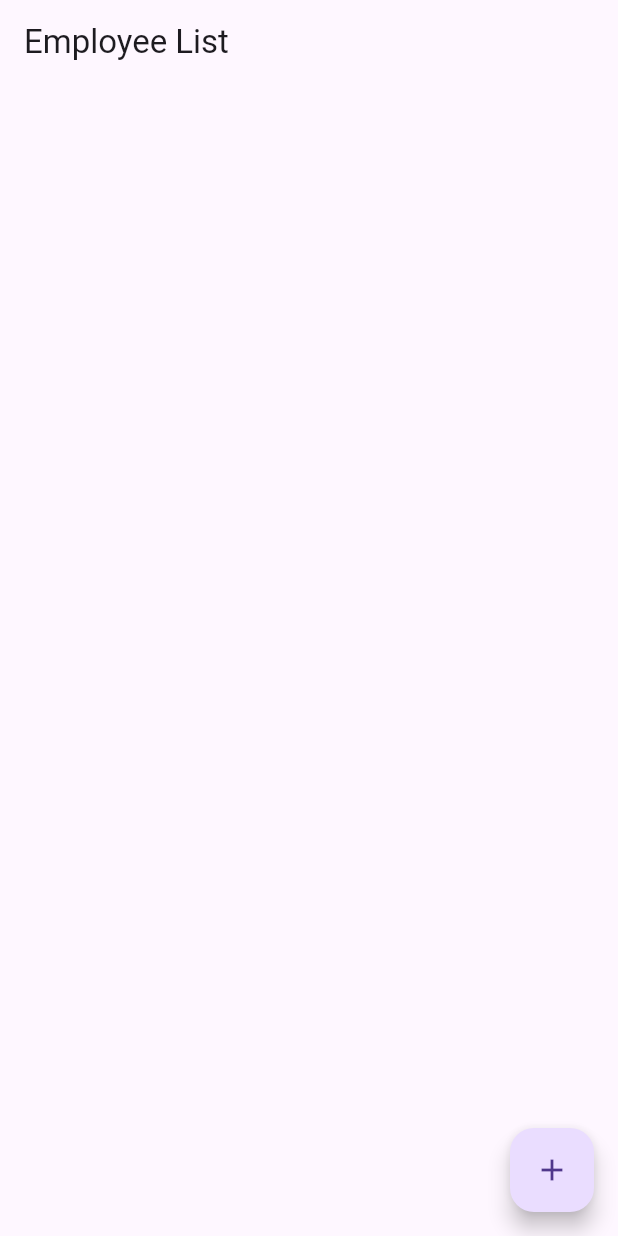
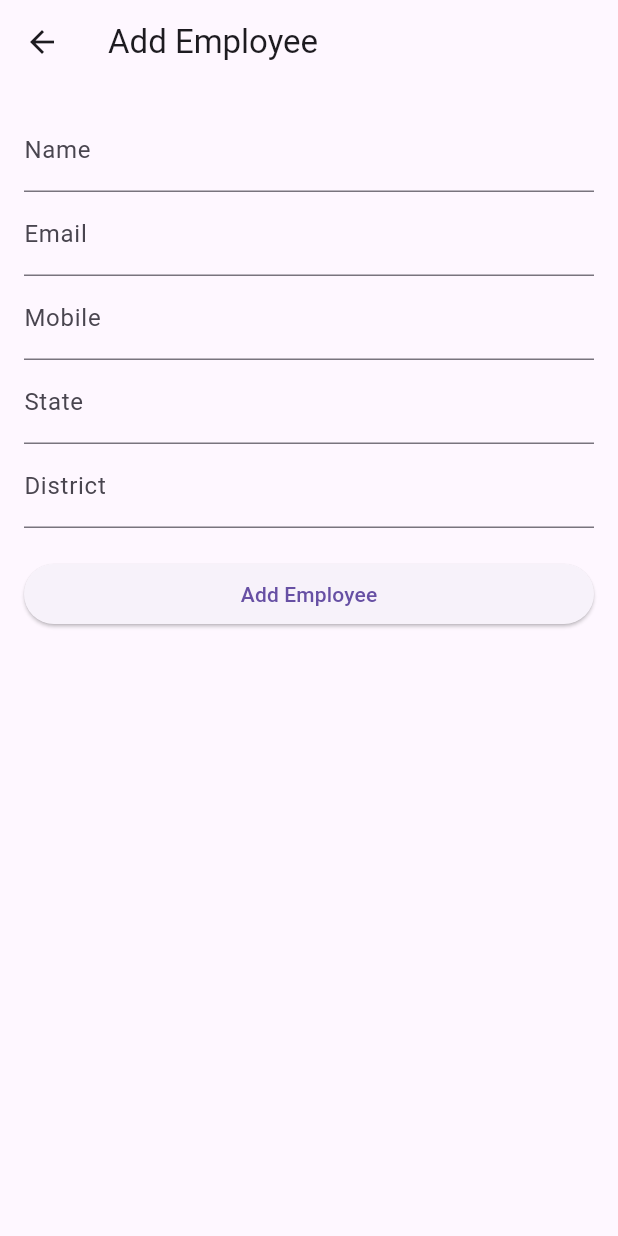
Before and after one commit to abhizzzeeet/EmployeeManagementAssignment, a Flutter app: the screen it shows after launch, after a tap on the "add" icon, on a phone screen of 412 x 824 dp. Run offline on Flutter 3.47's test engine with Material 3 defaults, Android fonts, the phone set to English and light mode, and no system bars; network calls fail.

Commit message:
edit details implemented

```diff
--- a/lib/main.dart
+++ b/lib/main.dart
@@ -1,6 +1,9 @@
+import 'package:employee_management/views/add_edit_employee_screen.dart';
+
 import 'package:flutter/material.dart';
 import 'package:provider/provider.dart';
 import 'viewmodels/employee_view_model.dart';
+import 'views/employee_details_screen.dart';
 import 'views/employee_list_screen.dart';
 // import 'views/add_edit_employee_screen.dart';
 // import 'views/employee_details_screen.dart';
@@ -22,8 +25,8 @@ class MyApp extends StatelessWidget {
         initialRoute: '/',
         routes: {
           '/': (context) => EmployeeListScreen(),
-          // '/add': (context) => AddEditEmployeeScreen(),
-          // '/edit': (context) => AddEditEmployeeScreen(),
+          '/add': (context) => AddEditEmployeeScreen(),
+          '/edit': (context) => AddEditEmployeeScreen(),
           // '/details': (context) => EmployeeDetailsScreen(),
         },
       ),
--- a/lib/models/employee.dart
+++ b/lib/models/employee.dart
@@ -3,29 +3,51 @@ class Employee {
   final String name;
   final String email;
   final String avatar;
+  final String mobile;
+  final String country;
+  final String state;
+  final String district;
+  final DateTime? createdAt;
 
   Employee({
     required this.id,
     required this.name,
     required this.email,
     required this.avatar,
+    required this.mobile,
+    required this.country,
+    required this.state,
+    required this.district,
+    this.createdAt,
   });
 
+  // Factory constructor to create Employee object from JSON
   factory Employee.fromJson(Map<String, dynamic> json) {
     return Employee(
       id: json['id'] ?? '',
       name: json['name'] ?? '',
       email: json['emailId'] ?? '',
       avatar: json['avatar'] ?? '',
+      mobile: json['mobile'] ?? '',
+      country: json['country'] ?? '',
+      state: json['state'] ?? '',
+      district: json['district'] ?? '',
+      createdAt: json['createdAt'] != null ? DateTime.tryParse(json['createdAt']) : null,
     );
   }
 
+  // Method to convert Employee object to JSON
   Map<String, dynamic> toJson() {
     return {
       'id': id,
       'name': name,
       'email': email,
       'avatar': avatar,
+      'mobile': mobile,
+      'country': country,
+      'state': state,
+      'district': district,
+      'createdAt': createdAt?.toIso8601String(),
     };
   }
 }
--- /dev/null
+++ b/lib/views/add_edit_employee_screen.dart
@@ -0,0 +1,168 @@
+import 'package:flutter/material.dart';
+import 'package:provider/provider.dart';
+import '../models/employee.dart';
+import '../viewmodels/employee_view_model.dart';
+
+class AddEditEmployeeScreen extends StatefulWidget {
+  @override
+  _AddEditEmployeeScreenState createState() => _AddEditEmployeeScreenState();
+}
+
+class _AddEditEmployeeScreenState extends State<AddEditEmployeeScreen> {
+  final _formKey = GlobalKey<FormState>();
+  late TextEditingController _nameController;
+  late TextEditingController _emailController;
+  late TextEditingController _mobileController;
+  late TextEditingController _stateController;
+  late TextEditingController _districtController;
+  String? _selectedCountry;
+
+
+  @override
+  void dispose() {
+    _nameController.dispose();
+    _emailController.dispose();
+    _mobileController.dispose();
+    _stateController.dispose();
+    _districtController.dispose();
+    super.dispose();
+  }
+
+  @override
+  Widget build(BuildContext context) {
+    final employee = ModalRoute.of(context)!.settings.arguments as Employee?;
+
+    final employeeViewModel = Provider.of<EmployeeViewModel>(context);
+    _nameController = TextEditingController(text: employee?.name ?? '');
+    _emailController = TextEditingController(text: employee?.email ?? '');
+    _mobileController = TextEditingController(text: employee?.mobile ?? '');
+    _stateController = TextEditingController(text: employee?.state ?? '');
+    _districtController = TextEditingController(text: employee?.district ?? '');
+    _selectedCountry = employee?.country ?? null;
+    if(employee!=null){
+      print('AddEditEmployeeScreen employee not null');
+    }else{
+      print('AddEditEmployeeScreen employee null');
+    }
+    return Scaffold(
+      appBar: AppBar(
+        title: Text(employee == null ? 'Add Employee' : 'Edit Employee'),
+      ),
+      body: Padding(
+        padding: const EdgeInsets.all(16.0),
+        child: Form(
+          key: _formKey,
+          child: ListView(
+            children: [
+              TextFormField(
+                controller: _nameController,
+                decoration: InputDecoration(labelText: 'Name'),
+                validator: (value) {
+                  if (value == null || value.isEmpty) {
+                    return 'Please enter a name';
+                  }
+                  return null;
+                },
+              ),
+              TextFormField(
+                controller: _emailController,
+                decoration: InputDecoration(labelText: 'Email'),
+                validator: (value) {
+                  if (value == null || value.isEmpty) {
+                    return 'Please enter an email';
+                  }
+                  return null;
+                },
+              ),
+              TextFormField(
+                controller: _mobileController,
+                decoration: InputDecoration(labelText: 'Mobile'),
+                validator: (value) {
+                  if (value == null || value.isEmpty) {
+                    return 'Please enter a mobile number';
+                  }
+                  return null;
+                },
+              ),
+              // DropdownButtonFormField<String>(
+              //   value: _selectedCountry,
+              //   decoration: InputDecoration(labelText: 'Country'),
+              //   items: employeeViewModel.countries.map((country) {
+              //     return DropdownMenuItem(
+              //       value: country,
+              //       child: Text(country),
+              //     );
+              //   }).toList(),
+              //   onChanged: (value) {
+              //     setState(() {
+              //       _selectedCountry = value;
+              //     });
+              //   },
+              //   validator: (value) {
+              //     if (value == null || value.isEmpty) {
+              //       return 'Please select a country';
+              //     }
+              //     return null;
+              //   },
+              // ),
+              TextFormField(
+                controller: _stateController,
+                decoration: InputDecoration(labelText: 'State'),
+                validator: (value) {
+                  if (value == null || value.isEmpty) {
+                    return 'Please enter a state';
+                  }
+                  return null;
+                },
+              ),
+              TextFormField(
+                controller: _districtController,
+                decoration: InputDecoration(labelText: 'District'),
+                validator: (value) {
+                  if (value == null || value.isEmpty) {
+                    return 'Please enter a district';
+                  }
+                  return null;
+                },
+              ),
+              SizedBox(height: 20),
+              ElevatedButton(
+                onPressed: () {
+                  if (_formKey.currentState!.validate()) {
+                    if (employee == null) {
+                      // employeeViewModel.createEmployee(
+                      //   Employee(
+                      //     name: _nameController.text,
+                      //     email: _emailController.text,
+                      //     mobile: _mobileController.text,
+                      //     country: _selectedCountry!,
+                      //     state: _stateController.text,
+                      //     district: _districtController.text,
+                      //   ),
+                      // );
+                    } else {
+                      employeeViewModel.updateEmployee(
+                        Employee(
+                          id: employee!.id,
+                          avatar: '',
+                          name: _nameController.text,
+                          email: _emailController.text,
+                          mobile: _mobileController.text,
+                          country: _selectedCountry!,
+                          state: _stateController.text,
+                          district: _districtController.text,
+                        ),
+                      );
+                    }
+                    Navigator.pop(context);
+                  }
+                },
+                child: Text(employee == null ? 'Add Employee' : 'Save Changes'),
+              ),
+            ],
+          ),
+        ),
+      ),
+    );
+  }
+}
--- /dev/null
+++ b/lib/views/employee_details_screen.dart
@@ -0,0 +1,60 @@
+import 'package:flutter/material.dart';
+import '../models/employee.dart';
+
+class EmployeeDetailsScreen extends StatelessWidget {
+  final Employee employee;
+
+  EmployeeDetailsScreen({required this.employee});
+
+  @override
+  Widget build(BuildContext context) {
+    return Scaffold(
+      appBar: AppBar(
+        title: Text('${employee.name} Details'),
+        actions: [
+          IconButton(
+            icon: Icon(Icons.edit),
+            onPressed: () {
+              Navigator.pushNamed(
+                context,
+                '/edit',
+                arguments: employee,
+              );
+            },
+          ),
+        ],
+      ),
+      body: Padding(
+        padding: const EdgeInsets.all(16.0),
+        child: ListView(
+          children: [
+            ListTile(
+              title: Text('Name'),
+              subtitle: Text(employee.name),
+            ),
+            ListTile(
+              title: Text('Email'),
+              subtitle: Text(employee.email ?? 'N/A'),
+            ),
+            ListTile(
+              title: Text('Mobile'),
+              subtitle: Text(employee.mobile),
+            ),
+            ListTile(
+              title: Text('Country'),
+              subtitle: Text(employee.country),
+            ),
+            ListTile(
+              title: Text('State'),
+              subtitle: Text(employee.state),
+            ),
+            ListTile(
+              title: Text('District'),
+              subtitle: Text(employee.district),
+            ),
+          ],
+        ),
+      ),
+    );
+  }
+}
--- a/lib/widgets/employee_list_tile.dart
+++ b/lib/widgets/employee_list_tile.dart
@@ -17,6 +17,7 @@ class EmployeeListTile extends StatelessWidget {
       trailing: IconButton(
         icon: Icon(Icons.edit),
         onPressed: () {
+          print("Edit button pressed");
           Navigator.pushNamed(context, '/edit', arguments: employee);
         },
       ),
```
